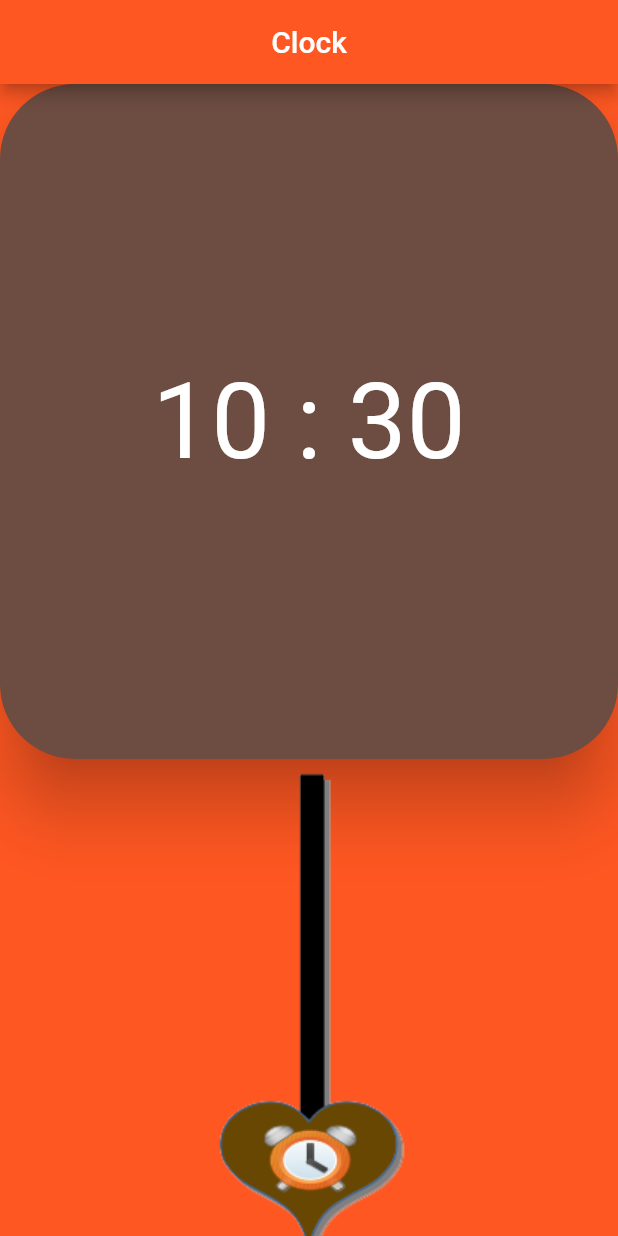
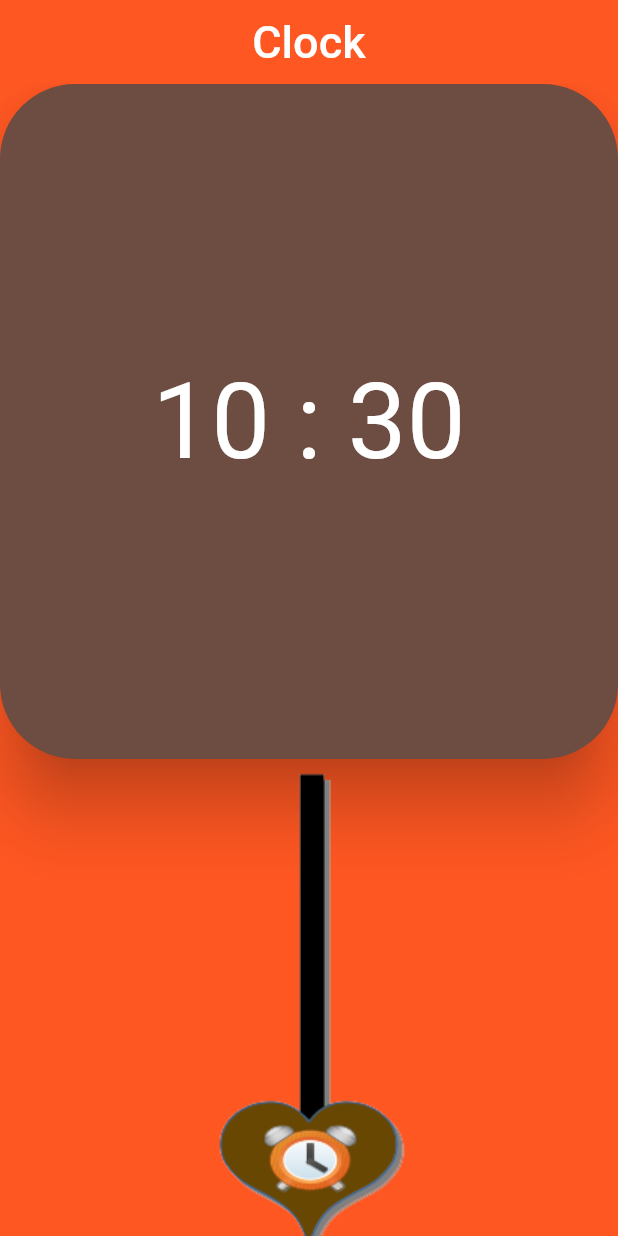
Before and after one commit to HassanDev1/pendulum_clock, a Flutter app: the screen it shows after launch, on a phone screen of 412 x 824 dp. Run offline on Flutter 3.47's test engine with Material 2 defaults, Android fonts, the phone set to English and light mode, and no system bars.

```diff
--- a/lib/main.dart
+++ b/lib/main.dart
@@ -20,7 +20,10 @@ class MyHomePage extends StatefulWidget {
 
 class _MyHomePageState extends State<MyHomePage> with SingleTickerProviderStateMixin {
   _getTime(){
-    return ('${DateTime.now().hour} : ${DateTime.now().minute}');
+    String minutesBeforeTen = DateTime.now().minute.toString().padLeft(2,'0');
+    int hour = DateTime.now().hour;
+    String min = '${DateTime.now().minute <= 9 ?minutesBeforeTen:DateTime.now().minute}';
+    return ('$hour : $min');
   }
   AnimationController _controller;
   Animation _animation;
@@ -51,9 +54,13 @@ class _MyHomePageState extends State<MyHomePage> with SingleTickerProviderStateM
    _animation = Tween(begin: -0.5,end: 0.5).animate(_animation);
     return Scaffold(
       appBar: AppBar(
+        elevation: 0.0,
         centerTitle: true,
         backgroundColor: Colors.deepOrange,
         title: Text('Clock',
+        style: TextStyle(
+          fontSize:30.0
+        ),
         )
       ),
       body: Material(
@@ -65,19 +72,15 @@ class _MyHomePageState extends State<MyHomePage> with SingleTickerProviderStateM
             children:[
               Material(
                   elevation: 20.0,
-
                   borderRadius: BorderRadius.circular(50),
                   color:Colors.brown[600],
-
                   child: Container(
-
                     width:450.0,
                     height:450.0,
                     child: Center(
                       child: Text(_getTime(),
                       textAlign:TextAlign.center,
                       style: TextStyle(
-
                         fontSize:70.0,
                         color:Colors.white,
 
@@ -92,7 +95,6 @@ class _MyHomePageState extends State<MyHomePage> with SingleTickerProviderStateM
                 alignment: FractionalOffset(0.5, 0.2),
                 transform: Matrix4.rotationZ(_animation.value),
                 child: Image.asset('assets/images/pendulum.png',
-
                 height: 350.0,
                 ),
               )
```
Lines whose indentation alone changed are shown as unchanged.
